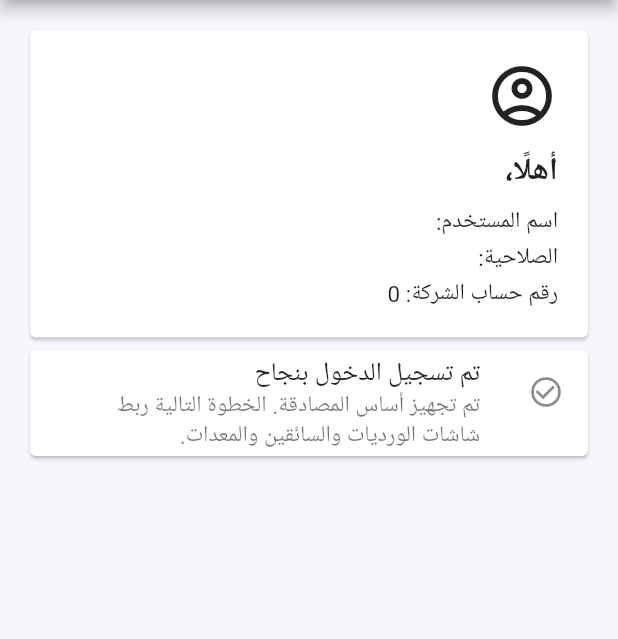
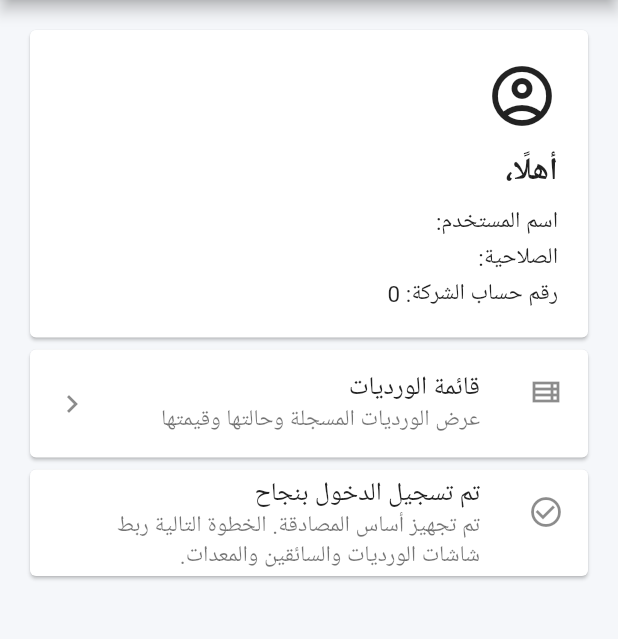
Before and after one commit to MohammedAli01020/contractor-manager, a Flutter app: the HomeScreen screen opened directly with empty values, on a phone screen of 412 x 824 dp, the part 84-723 px from its top. Run offline on Flutter 3.47's test engine with Material 2 defaults, Android fonts, the phone set to English and light mode, and no system bars; our stand-ins replace dio, equatable, flutter_bloc, flutter_secure_storage, get_it; accounts and stored records are empty.

Commit message:
feat(mobile): open shifts list from home

```diff
--- a/mobile/lib/features/auth/auth_screens.dart
+++ b/mobile/lib/features/auth/auth_screens.dart
@@ -3,6 +3,7 @@ import 'package:flutter_bloc/flutter_bloc.dart';
 
 import '../../core/di/injector.dart';
 import '../../core/widgets/loading_view.dart';
+import '../shifts/presentation/shifts_screen.dart';
 import 'auth_bloc.dart';
 
 class AuthGate extends StatelessWidget {
@@ -201,6 +202,19 @@ class HomeScreen extends StatelessWidget {
               ),
             ),
           ),
+          Card(
+            child: ListTile(
+              leading: const Icon(Icons.view_list_outlined),
+              title: const Text('قائمة الورديات'),
+              subtitle: const Text('عرض الورديات المسجلة وحالتها وقيمتها'),
+              trailing: const Icon(Icons.chevron_left),
+              onTap: () => Navigator.of(context).push(
+                MaterialPageRoute<void>(
+                  builder: (_) => const ShiftsScreen(),
+                ),
+              ),
+            ),
+          ),
           const Card(
             child: ListTile(
               leading: Icon(Icons.check_circle_outline),
```
